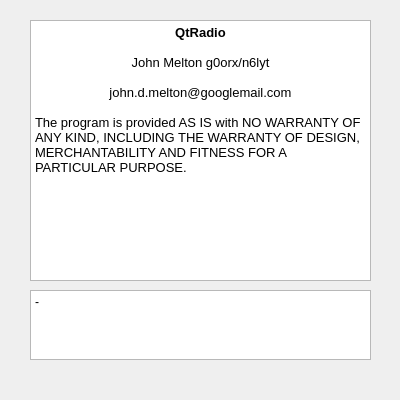
Old version of the form trunk/src/QtRadio/About.ui in the repository kd0oss/ghpsdr3-kd0oss.
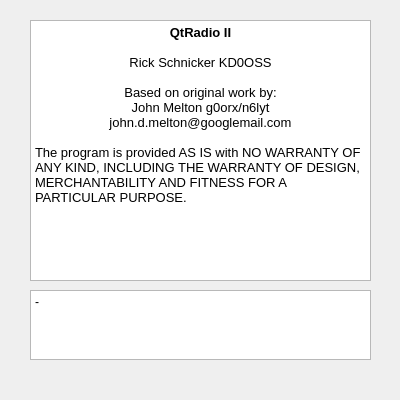
New version of the form.

Commit message: New vesion QtRadioII.

```diff
--- a/trunk/src/QtRadio/About.ui
+++ b/trunk/src/QtRadio/About.ui
@@ -59,10 +59,12 @@
 &lt;table border=&quot;0&quot; style=&quot;-qt-table-type: root; margin-top:4px; margin-bottom:4px; margin-left:4px; margin-right:4px;&quot;&gt;
 &lt;tr&gt;
 &lt;td style=&quot;border: none;&quot;&gt;
-&lt;p align=&quot;center&quot; style=&quot; margin-top:0px; margin-bottom:0px; margin-left:0px; margin-right:0px; -qt-block-indent:0; text-indent:0px;&quot;&gt;&lt;span style=&quot; font-family:'Sans'; font-size:10pt; font-weight:600;&quot;&gt;QtRadio&lt;/span&gt;&lt;/p&gt;
+&lt;p align=&quot;center&quot; style=&quot; margin-top:0px; margin-bottom:0px; margin-left:0px; margin-right:0px; -qt-block-indent:0; text-indent:0px;&quot;&gt;&lt;span style=&quot; font-family:'Sans'; font-size:10pt; font-weight:600;&quot;&gt;QtRadio II&lt;/span&gt;&lt;/p&gt;
 &lt;p align=&quot;center&quot; style=&quot;-qt-paragraph-type:empty; margin-top:0px; margin-bottom:0px; margin-left:0px; margin-right:0px; -qt-block-indent:0; text-indent:0px; font-family:'Sans'; font-size:10pt; font-weight:600;&quot;&gt;&lt;br /&gt;&lt;/p&gt;
-&lt;p align=&quot;center&quot; style=&quot; margin-top:0px; margin-bottom:0px; margin-left:0px; margin-right:0px; -qt-block-indent:0; text-indent:0px;&quot;&gt;&lt;span style=&quot; font-family:'Sans'; font-size:10pt;&quot;&gt;John Melton g0orx/n6lyt&lt;/span&gt;&lt;/p&gt;
+&lt;p align=&quot;center&quot; style=&quot; margin-top:0px; margin-bottom:0px; margin-left:0px; margin-right:0px; -qt-block-indent:0; text-indent:0px;&quot;&gt;&lt;span style=&quot; font-family:'Sans'; font-size:10pt;&quot;&gt;Rick Schnicker KD0OSS&lt;/span&gt;&lt;/p&gt;
 &lt;p align=&quot;center&quot; style=&quot;-qt-paragraph-type:empty; margin-top:0px; margin-bottom:0px; margin-left:0px; margin-right:0px; -qt-block-indent:0; text-indent:0px; font-family:'Sans'; font-size:10pt;&quot;&gt;&lt;br /&gt;&lt;/p&gt;
+&lt;p align=&quot;center&quot; style=&quot; margin-top:0px; margin-bottom:0px; margin-left:0px; margin-right:0px; -qt-block-indent:0; text-indent:0px;&quot;&gt;&lt;span style=&quot; font-family:'Sans'; font-size:10pt;&quot;&gt;Based on original work by:&lt;/span&gt;&lt;/p&gt;
+&lt;p align=&quot;center&quot; style=&quot; margin-top:0px; margin-bottom:0px; margin-left:0px; margin-right:0px; -qt-block-indent:0; text-indent:0px;&quot;&gt;&lt;span style=&quot; font-family:'Sans'; font-size:10pt;&quot;&gt;John Melton g0orx/n6lyt&lt;/span&gt;&lt;/p&gt;
 &lt;p align=&quot;center&quot; style=&quot; margin-top:0px; margin-bottom:0px; margin-left:0px; margin-right:0px; -qt-block-indent:0; text-indent:0px;&quot;&gt;&lt;span style=&quot; font-family:'Sans'; font-size:10pt;&quot;&gt;john.d.melton@googlemail.com&lt;/span&gt;&lt;/p&gt;
 &lt;p align=&quot;center&quot; style=&quot;-qt-paragraph-type:empty; margin-top:0px; margin-bottom:0px; margin-left:0px; margin-right:0px; -qt-block-indent:0; text-indent:0px; font-family:'Sans'; font-size:10pt;&quot;&gt;&lt;br /&gt;&lt;/p&gt;
 &lt;p style=&quot; margin-top:0px; margin-bottom:0px; margin-left:0px; margin-right:0px; -qt-block-indent:0; text-indent:0px;&quot;&gt;&lt;span style=&quot; font-family:'Sans'; font-size:10pt;&quot;&gt;The program is provided AS IS with NO WARRANTY OF ANY KIND, INCLUDING THE WARRANTY OF DESIGN, MERCHANTABILITY AND FITNESS FOR A PARTICULAR PURPOSE.&lt;/span&gt;&lt;/p&gt;&lt;/td&gt;&lt;/tr&gt;&lt;/table&gt;&lt;/body&gt;&lt;/html&gt;</string>
```
The commit also changes 68 other files.
